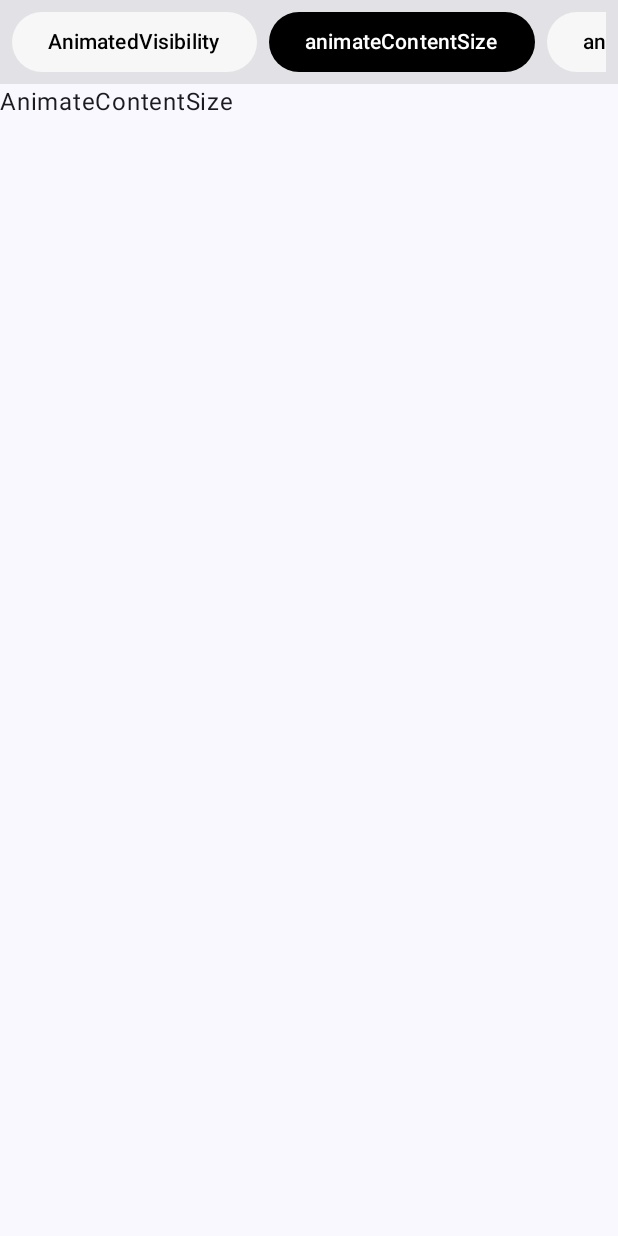
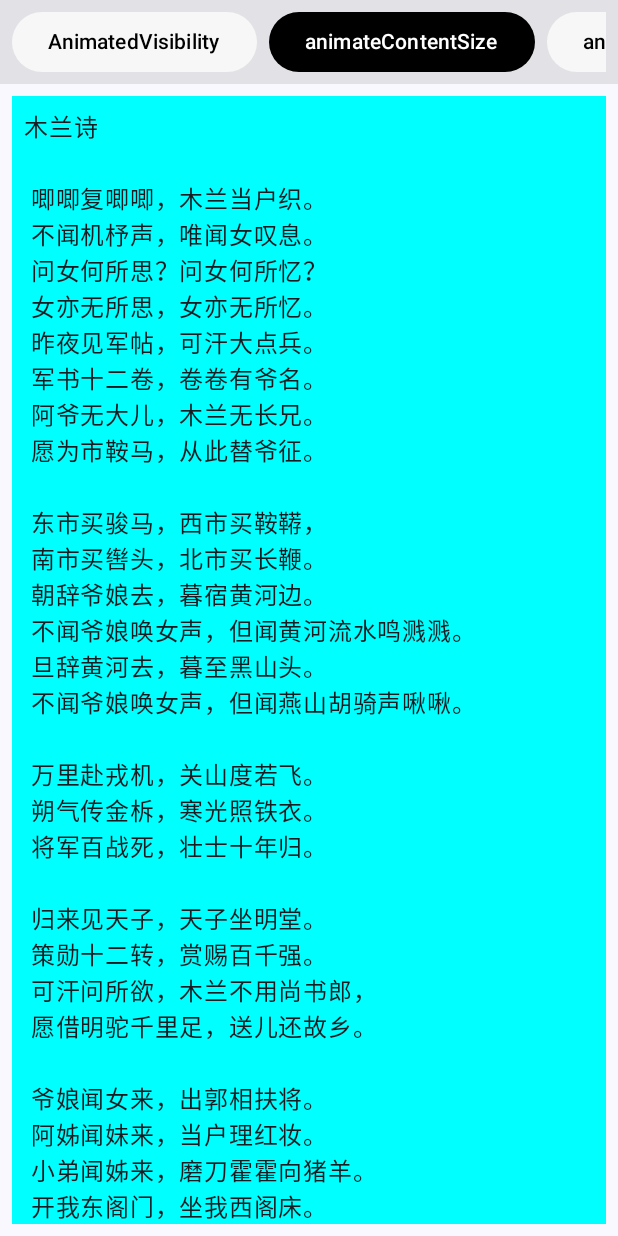
Before and after one commit to SMask/AndroidCompose_Learn, an Android app built with Jetpack Compose: the AnimationActivity screen opened directly, with no data from a screen before it, after a tap on "animateContentSize", on a phone screen of 412 x 824 dp. Run offline under Robolectric (Android 15) with nearby library versions, the phone set to English and light mode, and no system bars.

Commit message:
AnimationActivity Content 增加 animateContentSize

```diff
--- a/app/src/main/java/com/mask/compose/activity/AnimationActivity.kt
+++ b/app/src/main/java/com/mask/compose/activity/AnimationActivity.kt
@@ -6,7 +6,9 @@ import androidx.activity.ComponentActivity
 import androidx.activity.compose.setContent
 import androidx.activity.enableEdgeToEdge
 import androidx.compose.animation.AnimatedVisibility
+import androidx.compose.animation.animateContentSize
 import androidx.compose.foundation.background
+import androidx.compose.foundation.clickable
 import androidx.compose.foundation.layout.Arrangement
 import androidx.compose.foundation.layout.Column
 import androidx.compose.foundation.layout.PaddingValues
@@ -17,6 +19,8 @@ import androidx.compose.foundation.layout.height
 import androidx.compose.foundation.layout.padding
 import androidx.compose.foundation.lazy.LazyRow
 import androidx.compose.foundation.lazy.items
+import androidx.compose.foundation.rememberScrollState
+import androidx.compose.foundation.verticalScroll
 import androidx.compose.material.icons.Icons
 import androidx.compose.material.icons.filled.Edit
 import androidx.compose.material3.Button
@@ -36,6 +40,7 @@ import androidx.compose.ui.Alignment
 import androidx.compose.ui.Modifier
 import androidx.compose.ui.graphics.Color
 import androidx.compose.ui.res.stringResource
+import androidx.compose.ui.text.style.TextOverflow
 import androidx.compose.ui.tooling.preview.Preview
 import androidx.compose.ui.unit.dp
 import androidx.compose.ui.unit.sp
@@ -171,7 +176,7 @@ fun AnimationTabItem(data: AnimationType, isSelected: Boolean, onClick: () -> Un
 
 @Composable
 fun AnimationContentAnimatedVisibility(modifier: Modifier = Modifier) {
-    LogUtils.i("AnimationAnimatedVisibility")
+    LogUtils.i("AnimationContentAnimatedVisibility")
 
     var isShow by remember { mutableStateOf(true) }
     val fabText = stringResource(R.string.edit)
@@ -219,16 +224,47 @@ fun AnimationContentAnimatedVisibility(modifier: Modifier = Modifier) {
 
 @Composable
 fun AnimationContentAnimateContentSize(modifier: Modifier = Modifier) {
-    LogUtils.i("AnimationAnimateContentSize")
+    LogUtils.i("AnimationContentAnimateContentSize")
 
-    Text(
-        text = "AnimateContentSize"
-    )
+    var isExpand by remember { mutableStateOf(true) }
+    val maxLines = if (isExpand) Int.MAX_VALUE else 5
+    val text = stringResource(R.string.text_long)
+    val actionText = stringResource(if (isExpand) R.string.collapse else R.string.expand)
+
+    Column(
+        modifier = modifier
+            .padding(Dimen.padding)
+            .verticalScroll(rememberScrollState()),
+    ) {
+        Text(
+            modifier = Modifier
+                .fillMaxWidth()
+                .background(Color.Cyan)
+                .padding(Dimen.padding)
+                .animateContentSize()
+                .clickable {
+                    isExpand = !isExpand
+                },
+            maxLines = maxLines,
+            overflow = TextOverflow.Ellipsis,
+            text = text
+        )
+        Button(
+            modifier = Modifier
+                .padding(top = Dimen.padding)
+                .height(Dimen.buttonHeight),
+            onClick = {
+                isExpand = !isExpand
+            }
+        ) {
+            Text(text = actionText)
+        }
+    }
 }
 
 @Composable
 fun AnimationContentAnimateAsState(modifier: Modifier = Modifier) {
-    LogUtils.i("AnimationAnimateAsState")
+    LogUtils.i("AnimationContentAnimateAsState")
 
     Text(
         text = "AnimateAsState"
@@ -237,7 +273,7 @@ fun AnimationContentAnimateAsState(modifier: Modifier = Modifier) {
 
 @Composable
 fun AnimationContentInfiniteTransition(modifier: Modifier = Modifier) {
-    LogUtils.i("AnimationInfiniteTransition")
+    LogUtils.i("AnimationContentInfiniteTransition")
 
     Text(
         text = "InfiniteTransition"
--- a/app/src/main/res/values/strings.xml
+++ b/app/src/main/res/values/strings.xml
@@ -16,6 +16,46 @@
     <string name="collapse">收起</string>
     <string name="show">显示</string>
     <string name="hide">隐藏</string>
+
+    <!-- 素材 -->
+    <string name="text_long">木兰诗\n\n
+唧唧复唧唧，木兰当户织。\n
+不闻机杼声，唯闻女叹息。\n
+问女何所思？问女何所忆？\n
+女亦无所思，女亦无所忆。\n
+昨夜见军帖，可汗大点兵。\n
+军书十二卷，卷卷有爷名。\n
+阿爷无大儿，木兰无长兄。\n
+愿为市鞍马，从此替爷征。\n
+\n
+东市买骏马，西市买鞍鞯，\n
+南市买辔头，北市买长鞭。\n
+朝辞爷娘去，暮宿黄河边。\n
+不闻爷娘唤女声，但闻黄河流水鸣溅溅。\n
+旦辞黄河去，暮至黑山头。\n
+不闻爷娘唤女声，但闻燕山胡骑声啾啾。\n
+\n
+万里赴戎机，关山度若飞。\n
+朔气传金柝，寒光照铁衣。\n
+将军百战死，壮士十年归。\n
+\n
+归来见天子，天子坐明堂。\n
+策勋十二转，赏赐百千强。\n
+可汗问所欲，木兰不用尚书郎，\n
+愿借明驼千里足，送儿还故乡。\n
+\n
+爷娘闻女来，出郭相扶将。\n
+阿姊闻妹来，当户理红妆。\n
+小弟闻姊来，磨刀霍霍向猪羊。\n
+开我东阁门，坐我西阁床。\n
+脱我战时袍，著我旧时裳。\n
+当窗理云鬓，对镜贴花黄。\n
+出门看火伴，火伴皆惊惶。\n
+同行十二年，不知木兰是女郎。\n
+\n
+雄兔脚扑朔，雌兔眼迷离；\n
+两兔傍地走，安能辨我是雄雌？
+</string>
 
     <!-- 基础控件 -->
     <string name="common_view_button">Button 按钮</string>
```
